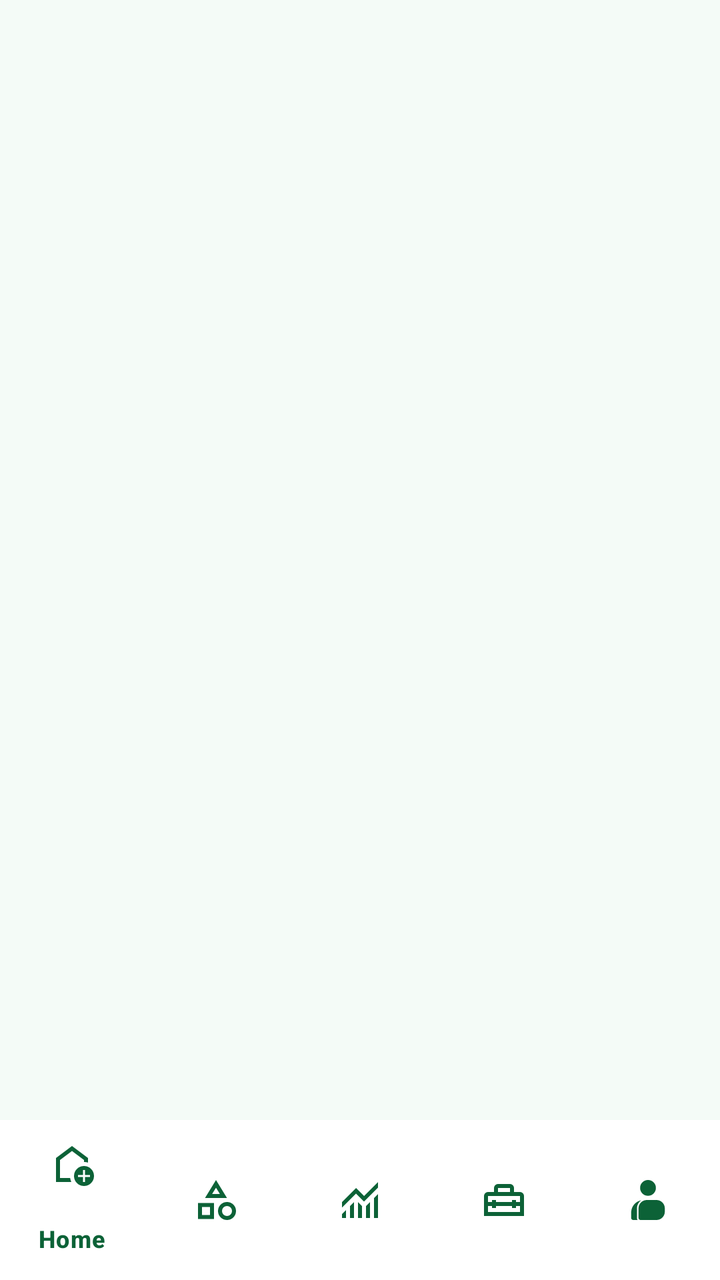
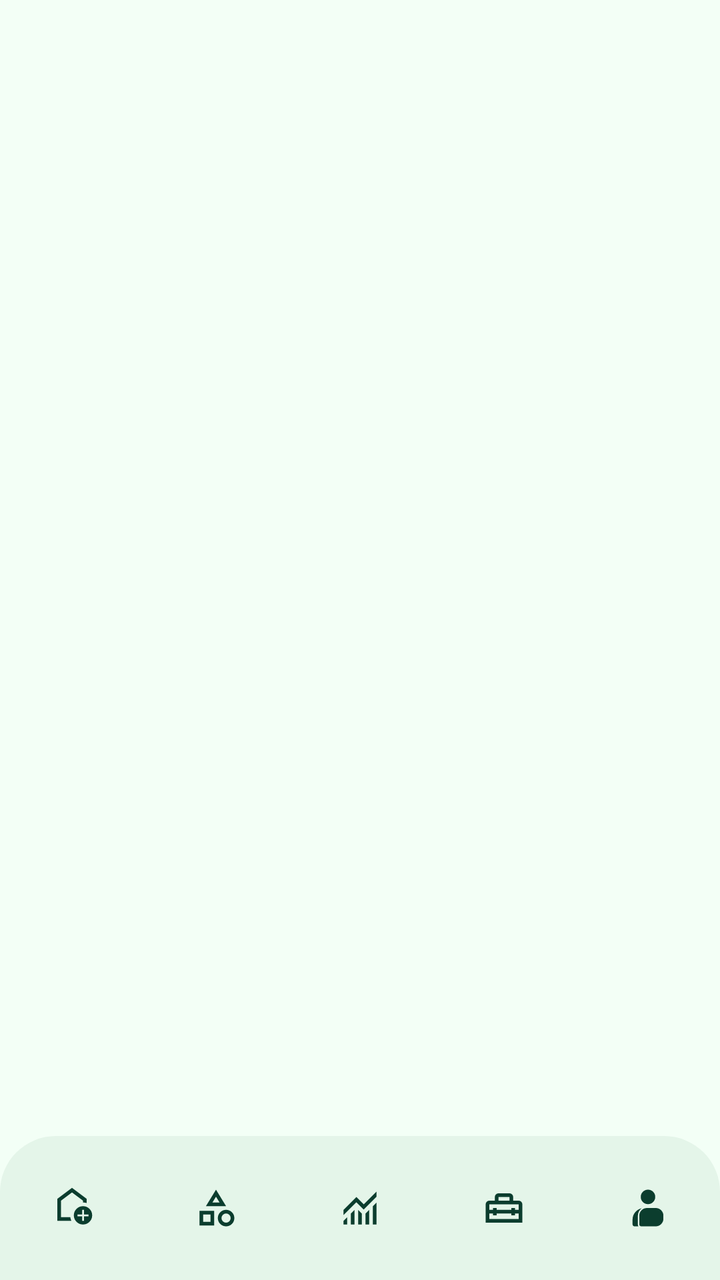

Two renders of the same Android screen: before a commit and after it. Below are the layout's source before the change and the commit's diff.
<!-- AndroidManifest.xml: application theme Theme.IKABiskuat -->
<!-- res/layout/activity_base.xml -->
<?xml version="1.0" encoding="utf-8"?>
<androidx.constraintlayout.widget.ConstraintLayout xmlns:android="http://schemas.android.com/apk/res/android"
    xmlns:app="http://schemas.android.com/apk/res-auto"
    android:layout_width="match_parent"
    android:layout_height="match_parent"
    android:background="#F4FBF7">

    
    <FrameLayout
        android:id="@+id/fragment_container"
        android:layout_width="match_parent"
        android:layout_height="0dp"
        app:layout_constraintBottom_toTopOf="@+id/bottom_nav_view"
        app:layout_constraintEnd_toEndOf="parent"
        app:layout_constraintStart_toStartOf="parent"
        app:layout_constraintTop_toTopOf="parent" />

    
    <com.google.android.material.bottomnavigation.BottomNavigationView
        android:id="@+id/bottom_nav_view"
        android:layout_width="match_parent"
        android:layout_height="wrap_content"
        android:background="@color/white"
        app:itemIconTint="@color/semawit_green"
        app:itemTextColor="@color/semawit_green"
        app:layout_constraintBottom_toBottomOf="parent"
        app:menu="@menu/bottom_nav_menu" />

</androidx.constraintlayout.widget.ConstraintLayout>
<!-- resources referenced by this layout -->
<resources>
  <color name="semawit_green">#0C6237</color>
  <color name="white">#FFFFFFFF</color>
  <style name="Theme.IKABiskuat" parent="Base.Theme.IKABiskuat" />
  <style name="Base.Theme.IKABiskuat" parent="Theme.Material3.DayNight.NoActionBar">
          
          
      </style>
</resources>

<!-- the commit's change to res/layout/activity_base.xml (unified diff, before → after) -->
@@ -3,7 +3,7 @@
     xmlns:app="http://schemas.android.com/apk/res-auto"
     android:layout_width="match_parent"
     android:layout_height="match_parent"
-    android:background="#F4FBF7">
+    android:background="@color/surface_base">
 
     
     <FrameLayout
@@ -19,10 +19,13 @@
     <com.google.android.material.bottomnavigation.BottomNavigationView
         android:id="@+id/bottom_nav_view"
         android:layout_width="match_parent"
-        android:layout_height="wrap_content"
-        android:background="@color/white"
-        app:itemIconTint="@color/semawit_green"
-        app:itemTextColor="@color/semawit_green"
+        android:layout_height="72dp"
+        android:background="@drawable/bg_bottom_nav_rounded"
+        app:elevation="8dp"
+        app:itemActiveIndicatorStyle="@style/SemawitBottomNavIndicator"
+        app:itemIconSize="22dp"
+        app:itemIconTint="@color/text_primary"
+        app:labelVisibilityMode="unlabeled"
         app:layout_constraintBottom_toBottomOf="parent"
         app:menu="@menu/bottom_nav_menu" />
 
<!-- resource entries referenced after the edit -->
@@ -1,11 +1,24 @@
 <!-- resources referenced by this layout -->
 <resources>
+  <color name="surface_base">#F3FFF6</color>
+  <color name="text_primary">#0B3D2E</color>
+  <!-- drawable bg_bottom_nav_rounded (drawable) -->
+  <?xml version="1.0" encoding="utf-8"?>
+  <shape xmlns:android="http://schemas.android.com/apk/res/android"
+      android:shape="rectangle">
+      <solid android:color="#E4F5E9" />
+      <corners
+          android:topLeftRadius="28dp"
+          android:topRightRadius="28dp" />
+  </shape>
+  <style name="SemawitBottomNavIndicator" parent="Widget.Material3.BottomNavigationView.ActiveIndicator">
+          <item name="android:color">@color/semawit_green</item>
+          <item name="android:width">44dp</item>
+          <item name="android:height">44dp</item>
+          <item name="shapeAppearance">@style/ShapeAppearance.Material3.Corner.Full</item>
+      </style>
   <color name="semawit_green">#0C6237</color>
-  <color name="white">#FFFFFFFF</color>
   <style name="Theme.IKABiskuat" parent="Base.Theme.IKABiskuat" />
-  <style name="Base.Theme.IKABiskuat" parent="Theme.Material3.DayNight.NoActionBar">
-          
-          
-      </style>
+  <style name="Base.Theme.IKABiskuat" parent="Theme.Material3.DayNight.NoActionBar" />
 </resources>
 
